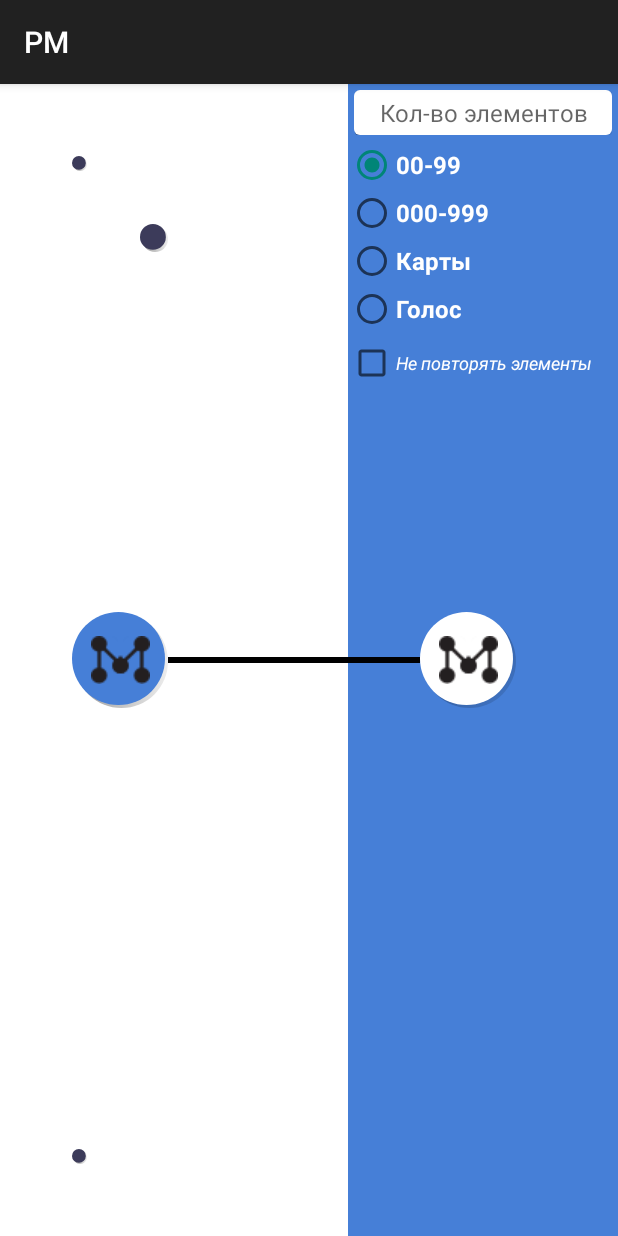
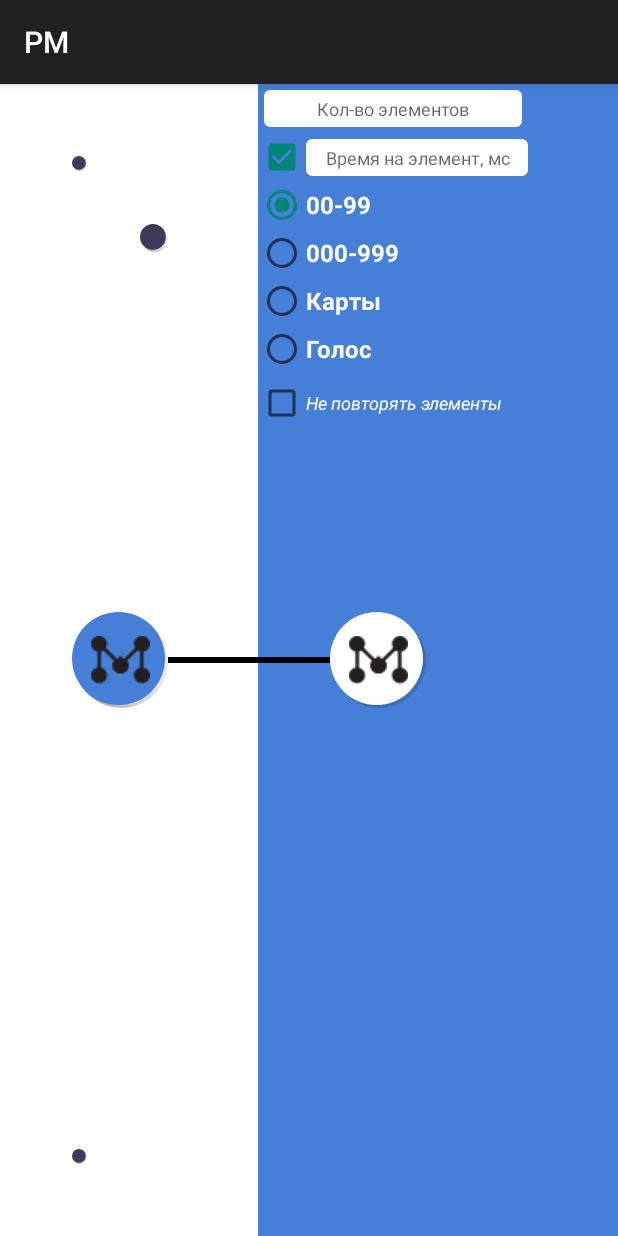
Before and after one commit to RougeOne/PustMemory, an Android app: the screen it shows after launch (MainActivity), after a tap on an icon or button, on a phone screen of 412 x 824 dp. Run offline under Robolectric (Android 15) with nearby library versions, the phone set to English and light mode, and no system bars; libraries missing offline, so code that uses them is left out: com.squareup.otto; 2 statements that could not run were skipped.

Commit message:
adding some features

```diff
--- a/app/src/main/java/com/redgrue/pm/activities/MainActivity.java
+++ b/app/src/main/java/com/redgrue/pm/activities/MainActivity.java
@@ -2,11 +2,9 @@ package com.redgrue.pm.activities;
 
 import android.app.FragmentManager;
 import android.content.Intent;
-import android.inputmethodservice.Keyboard;
 import android.os.Bundle;
 import android.support.v7.app.ActionBarActivity;
 import android.util.Log;
-import android.view.LayoutInflater;
 import android.view.View;
 import android.widget.ImageView;
 import android.widget.RelativeLayout;
@@ -14,22 +12,20 @@ import android.widget.TextView;
 
 import com.redgrue.pm.AppMnemoNet;
 import com.redgrue.pm.R;
-import com.redgrue.pm.event.ElementsAmountEvent;
+import com.redgrue.pm.event.ElementTypeEvent;
 import com.redgrue.pm.fragments.ChooseMemoryDrawerFragment;
-import com.redgrue.pm.keyboard.NumbKeyboard;
 import com.redgrue.pm.service.QuickStartService;
 import com.squareup.otto.Subscribe;
 
 public class MainActivity extends ActionBarActivity {
 
     private static final String Log_TAG = MainActivity.class.getSimpleName();
-    public static final String EXTRA_AMOUNT_ELEMENTS = "EXTRA_AMOUNT_ELEMENTS";
+    public static final String EXTRA_KEY_AMOUNT_ELEMENTS = "EXTRA_KEY_AMOUNT_ELEMENTS";
+    public static final String EXTRA_KEY_MEMORY_TYPE= "EXTRA_KEY_MEMORY_TYPE";
+
 
     private FragmentManager fragmentManager;
     private boolean drawerOpen;
-
-    private NumbKeyboard mKeyboardView;
-    private Keyboard mKeyboard;
 
     private TextView loadLine;
 
@@ -39,13 +35,12 @@ public class MainActivity extends ActionBarActivity {
         setContentView(R.layout.activity_main);
         loadLine = (TextView) findViewById(R.id.loadLine);
         fragmentManager = getFragmentManager();
-        LayoutInflater inflater = LayoutInflater.from(this);
 
-        final Intent intent = new Intent(this, QuickStartService.class);
+//        LayoutInflater inflater = LayoutInflater.from(this);
 
         RelativeLayout relativeLayout = (RelativeLayout) findViewById(R.id.galaxyContainer);
         RelativeLayout.LayoutParams relativeParams = new RelativeLayout.LayoutParams(28, 28);
-        relativeParams.setMargins(140,140,0,0);
+        relativeParams.setMargins(140, 140, 0, 0);
         ImageView imageView = new ImageView(this);
         imageView.setImageResource(R.drawable.circle_dark_blue);
         relativeLayout.addView(imageView, relativeParams);
@@ -58,9 +53,6 @@ public class MainActivity extends ActionBarActivity {
         findViewById(R.id.MstartButton).setOnClickListener(new View.OnClickListener() {
             @Override
             public void onClick(View v) {
-                intent.putExtra(QuickStartService.EXTRA_KEY_COMMAND,
-                        QuickStartService.COMMAND_MAKE_FOREGROUND);
-                startService(intent);
 
                 if (!drawerOpen) {
                     loadLine.setVisibility(View.VISIBLE);
@@ -74,25 +66,21 @@ public class MainActivity extends ActionBarActivity {
             }
         });
 
-        // Create Custom Numb Keyboard and and(view) to activity
-       /* mKeyboard = new Keyboard(this, R.xml.keyboard);
-        mKeyboardView = (NumbKeyboard) findViewById(R.id.keyboard_view);
-        mKeyboardView.setKeyboard(mKeyboard);
-        mKeyboardView
-                .setOnKeyboardActionListener(new NumbKeyboardListener(
-                        this));*/
         Log.d(Log_TAG, "onCreate");
     }
 
-    /*public void showKeyboardWithAnimation() {
-        if (mKeyboardView.getVisibility() == View.GONE) {
-            Animation animation = AnimationUtils
-                    .loadAnimation(MainActivity.this,
-                            R.anim.slide_in_bottom);
-            mKeyboardView.showWithAnimation(animation);
-        }
-    }*/
 
+    private void startForegroundService() {
+        final Intent intent = new Intent(this, QuickStartService.class);
+        intent.putExtra(QuickStartService.EXTRA_KEY_COMMAND,
+                QuickStartService.COMMAND_MAKE_FOREGROUND);
+        startService(intent);
+    }
+
+    private void stopForegroundService() {
+        final Intent intent = new Intent(this, QuickStartService.class);
+        stopService(intent);
+    }
 
     @Override
     protected void onResume() {
@@ -108,9 +96,10 @@ public class MainActivity extends ActionBarActivity {
     }
 
     @Subscribe
-    public void onEventBusListener(ElementsAmountEvent event) {
+    public void onEventBusListener(ElementTypeEvent event) {
         Intent intent = new Intent(this, StartMemoryActivity.class);
-        intent.putExtra(EXTRA_AMOUNT_ELEMENTS, event.getAmountElements());
+        intent.putExtra(EXTRA_KEY_AMOUNT_ELEMENTS, event.getAmountElements());
+        intent.putExtra(EXTRA_KEY_MEMORY_TYPE, event.getMemoryType());
         startActivity(intent);
     }
 }
--- a/app/src/main/java/com/redgrue/pm/fragments/ChooseMemoryDrawerFragment.java
+++ b/app/src/main/java/com/redgrue/pm/fragments/ChooseMemoryDrawerFragment.java
@@ -1,7 +1,6 @@
 package com.redgrue.pm.fragments;
 
 import android.app.Fragment;
-import android.inputmethodservice.Keyboard;
 import android.os.Bundle;
 import android.util.Log;
 import android.view.LayoutInflater;
@@ -13,8 +12,8 @@ import android.widget.Toast;
 
 import com.redgrue.pm.AppMnemoNet;
 import com.redgrue.pm.R;
-import com.redgrue.pm.event.ElementsAmountEvent;
-import com.redgrue.pm.keyboard.NumbKeyboard;
+import com.redgrue.pm.container.MemoryAnswersContainer;
+import com.redgrue.pm.event.ElementTypeEvent;
 
 /**
  * Created by rouge on 01.02.2015.
@@ -22,12 +21,8 @@ import com.redgrue.pm.keyboard.NumbKeyboard;
 public class ChooseMemoryDrawerFragment extends Fragment implements RadioGroup.OnCheckedChangeListener {
 
     private static final String Log_TAG = ChooseMemoryDrawerFragment.class.getSimpleName();
-    private View mTargetView;
     private int defaultElemenets;
-
-    private NumbKeyboard mKeyboardView;
-    private Keyboard mKeyboard;
-
+    private String memoryType;
 
     public ChooseMemoryDrawerFragment() {
         defaultElemenets = 20;
@@ -54,8 +49,9 @@ public class ChooseMemoryDrawerFragment extends Fragment implements RadioGroup.O
 
         final RadioGroup chooseMemoryType = (RadioGroup) view.findViewById(R.id.memoryTypeRadioGroup);
         chooseMemoryType.setOnCheckedChangeListener(this);
+        memoryType = MemoryAnswersContainer.TYPE_NUMBS_TWO;
         // Create Custom Numb Keyboard and and(view) to activity
-      /*  mKeyboard = new Keyboard(getActivity(), R.xml.keyboard);
+        /*mKeyboard = new Keyboard(getActivity(), R.xml.keyboard);
         mKeyboardView = (NumbKeyboard) getActivity().findViewById(R.id.keyboard_view);
         mKeyboardView.setKeyboard(mKeyboard);
         mKeyboardView.setOnKeyboardActionListener(new NumbKeyboardListener(
@@ -69,14 +65,13 @@ public class ChooseMemoryDrawerFragment extends Fragment implements RadioGroup.O
             }
         });*/
 
-
         final EditText elementEditText = (EditText) view.findViewById(R.id.setElementsAmountEditView);
         view.findViewById(R.id.MstartButton).setOnClickListener(new View.OnClickListener() {
             @Override
             public void onClick(View v) {
                 if (!elementEditText.getText().toString().isEmpty()) {
                     Short elementsAmount = Short.parseShort(elementEditText.getText().toString());
-                    AppMnemoNet.getInstance().getBus().post(new ElementsAmountEvent(elementsAmount));
+                    AppMnemoNet.getInstance().getBus().post(new ElementTypeEvent(elementsAmount, memoryType));
                 } else {
                     Toast.makeText(getActivity(), "Укажите число элементов", Toast.LENGTH_SHORT).show();
                 }
@@ -88,15 +83,27 @@ public class ChooseMemoryDrawerFragment extends Fragment implements RadioGroup.O
 
     @Override
     public void onCheckedChanged(RadioGroup group, int checkedId) {
-        switch(group.getCheckedRadioButtonId()) {
+        switch (group.getCheckedRadioButtonId()) {
             case (R.id.twoNumbs): {
-                Log.d(Log_TAG, "twoNubs");
+                memoryType = MemoryAnswersContainer.TYPE_NUMBS_TWO;
+                Log.d(Log_TAG, "Type " + memoryType);
                 break;
             }
             case (R.id.threeNumbs): {
-                Log.d(Log_TAG, "threeNumbs");
+                memoryType = MemoryAnswersContainer.TYPE_NUMBS_THREE;
+                Log.d(Log_TAG, "Type " + memoryType);
                 break;
             }
+//            case (R.id.Cards): {
+//                memoryType = MemoryAnswersContainer.TYPE_CARDS;
+//                Log.d(Log_TAG, "Type " + memoryType);
+//                break;
+//            }
+//            case (R.id.Voice): {
+//                memoryType = MemoryAnswersContainer.TYPE_VOICE;
+//                Log.d(Log_TAG, "Type " + memoryType);
+//                break;
+//            }
             default: {
                 Log.e(Log_TAG, "default onClickListener was implemented");
             }
--- a/app/src/main/res/layout/activity_main.xml
+++ b/app/src/main/res/layout/activity_main.xml
@@ -62,18 +62,13 @@
 
     <FrameLayout
         android:id="@+id/drawerMainActivity"
-        android:layout_width="180dp"
+        android:layout_width="240dp"
         android:layout_height="match_parent"
         android:layout_alignParentRight="true"
         android:background="@color/work_blue"
         android:visibility="invisible" />
 
-    <!--<com.redgrue.pm.keyboard.NumbKeyboard-->
-        <!--android:id="@+id/keyboard_view"-->
-        <!--android:layout_width="fill_parent"-->
-        <!--android:layout_height="wrap_content"-->
-        <!--android:layout_alignParentBottom="true"-->
-        <!--android:visibility="gone"/>-->
+
 
 
 </RelativeLayout>
--- a/app/src/main/res/layout/fragment_choose_memory.xml
+++ b/app/src/main/res/layout/fragment_choose_memory.xml
@@ -30,29 +30,53 @@
         android:layout_alignParentTop="true"
         android:layout_margin="4dp"
         android:background="@drawable/rectangle_white"
+        android:gravity="center_horizontal"
         android:hint="Кол-во элементов"
         android:inputType="number"
-            android:gravity="center_horizontal"
         android:maxLength="4"
         android:padding="4dp"
         android:textColor="@color/work_blue"
-            android:textSize="16sp" />
+        android:textSize="12sp" />
 
+    <CheckBox
+        android:id="@+id/allowTimeCheckBox"
+        android:layout_width="wrap_content"
+        android:layout_height="wrap_content"
+        android:layout_below="@+id/setElementsAmountEditView"
+        android:checked="true" />
+
+    <EditText
+        android:id="@+id/setElementsShowTimeEditView"
+        android:layout_width="match_parent"
+        android:layout_height="wrap_content"
+        android:layout_alignBaseline="@+id/allowTimeCheckBox"
+        android:layout_below="@+id/setElementsAmountEditView"
+        android:layout_toRightOf="@+id/allowTimeCheckBox"
+        android:background="@drawable/rectangle_white"
+        android:gravity="center_horizontal"
+        android:hint="Время на элемент, мс"
+        android:inputType="number"
+        android:maxLength="4"
+        android:padding="4dp"
+        android:textColor="@color/work_blue"
+        android:textSize="12sp" />
 
 
     <RadioGroup
+        android:layout_gravity="right"
+        android:inputType="number"
         android:id="@+id/memoryTypeRadioGroup"
         android:layout_width="wrap_content"
         android:layout_height="wrap_content"
-            android:layout_below="@+id/setElementsAmountEditView"
+        android:layout_below="@+id/allowTimeCheckBox"
         android:checkedButton="@+id/twoNumbs"
         android:orientation="vertical">
 
         <RadioButton
-                android:checked="true"
             android:id="@+id/twoNumbs"
             android:layout_width="wrap_content"
             android:layout_height="wrap_content"
+            android:checked="true"
             android:text="00-99"
             android:textColor="@color/work_white"
             android:textSize="16sp"
@@ -84,24 +108,6 @@
             android:textColor="@color/work_white"
             android:textSize="16sp"
             android:textStyle="bold" />
-
-            <!--<RadioButton-->
-                <!--android:id="@+id/Faces"-->
-                <!--android:layout_width="wrap_content"-->
-                <!--android:layout_height="wrap_content"-->
-                <!--android:text="Лица"-->
-                <!--android:textColor="@color/work_white"-->
-                <!--android:textSize="16sp"-->
-                <!--android:textStyle="bold" />-->
-
-            <!--<RadioButton-->
-                <!--android:id="@+id/ForeignLanguages"-->
-                <!--android:layout_width="wrap_content"-->
-                <!--android:layout_height="wrap_content"-->
-                <!--android:text="Ин. языки"-->
-                <!--android:textColor="@color/work_white"-->
-                <!--android:textSize="16sp"-->
-                <!--android:textStyle="bold" />-->
     </RadioGroup>
 
     <CheckBox
--- a/app/src/main/res/layout/fragment_set_answers.xml
+++ b/app/src/main/res/layout/fragment_set_answers.xml
@@ -37,5 +37,4 @@
         android:numColumns="auto_fit"
         android:stretchMode="spacingWidth"
         android:verticalSpacing="2dp"/>
-
 </RelativeLayout>
--- a/app/src/main/res/layout/schedule_answer_view.xml
+++ b/app/src/main/res/layout/schedule_answer_view.xml
@@ -19,8 +19,8 @@
         android:id="@+id/adapterTextNumeration"
         android:layout_width="wrap_content"
         android:layout_height="wrap_content"
-        android:layout_margin="4dp"
         android:textSize="12sp"
+        android:layout_marginLeft="4dp"
         android:textStyle="italic"
         tools:text="01." />
 
@@ -32,7 +32,6 @@
         android:layout_height="wrap_content"
         android:layout_alignBottom="@+id/showNumbButton"
         android:layout_alignRight="@+id/showNumbButton"
-        android:layout_marginBottom="4dp"
         android:layout_marginRight="4dp"
         android:textSize="14sp"
         android:textStyle="bold"
```
Also changed, not shown: app/src/main/java/com/redgrue/pm/activities/StartMemoryActivity.java (+8 -4 lines), app/src/main/java/com/redgrue/pm/container/MemoryAnswersContainer.java (+35 -41 lines), app/src/main/java/com/redgrue/pm/event/ElementTypeEvent.java (added, +33 -0 lines), app/src/main/java/com/redgrue/pm/event/ElementsAmountEvent.java (deleted, +0 -16 lines), app/src/main/java/com/redgrue/pm/fragments/ShowCorrectNumbFragment.java (renamed from app/src/main/java/com/redgrue/pm/fragments/CorrectNumbFragment.java, +15 -9 lines), app/src/main/java/com/redgrue/pm/fragments/UsersAnswersFragment.java (+52 -18 lines), app/src/main/java/com/redgrue/pm/keyboard/NumbKeyboard.java (deleted, +0 -45 lines), app/src/main/java/com/redgrue/pm/keyboard/NumbKeyboardListener.java (deleted, +0 -67 lines), app/src/main/res/layout/dialog_correct_numb.xml (added, +15 -0 lines), app/src/main/res/layout/fragment_drawer_statistics.xml (+7 -57 lines). Lines whose indentation alone changed are shown as unchanged.
